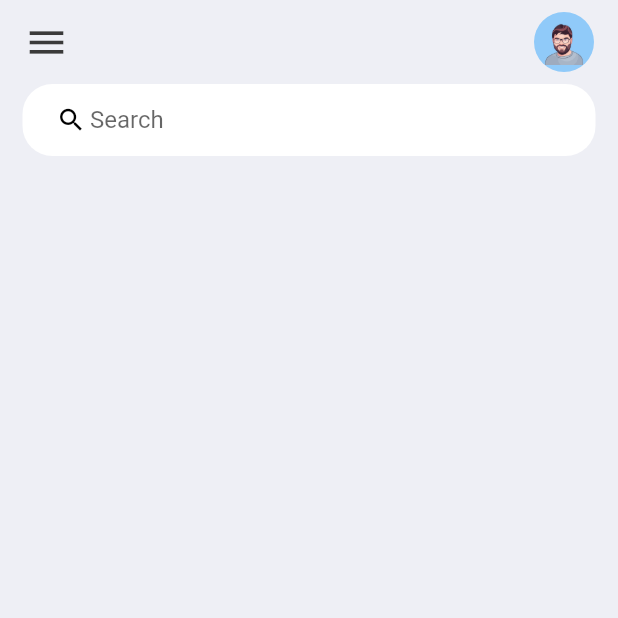
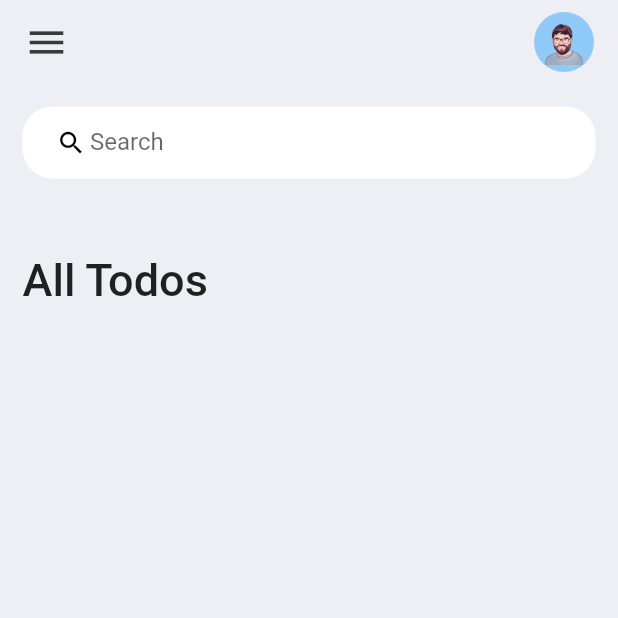
Before and after one commit to mehdigharibi/MyFlutterTodo, a Flutter app: the screen it shows after launch, on a phone screen of 412 x 824 dp, the top half of it. Run offline on Flutter 3.47's test engine with Material 2 defaults, Android fonts, the phone set to English and light mode, and no system bars.

Commit message:
add Todolabel Widget

```diff
--- a/lib/screens/home.dart
+++ b/lib/screens/home.dart
@@ -3,6 +3,7 @@ import 'package:flutter/services.dart';
 import 'package:mytodo/constants/colors.dart';
 import 'package:mytodo/widgets/appBar.dart';
 import 'package:mytodo/widgets/searchBox.dart';
+import 'package:mytodo/widgets/todoLabel.dart';
 
 class homeScreen extends StatefulWidget {
   const homeScreen({super.key});
@@ -22,10 +23,11 @@ class _homeScreenState extends State<homeScreen> {
         backgroundColor: TdBGcolor,
         appBar: buildAppbar(),
         body: Container(
-          padding: EdgeInsets.symmetric(horizontal: 15),
+          padding: EdgeInsets.symmetric(horizontal: 15, vertical: 15),
           child: Column(
             children: [
               searchBox(),
+              todoLabel(),
             ],
           ),
         ),
--- a/lib/widgets/searchBox.dart
+++ b/lib/widgets/searchBox.dart
@@ -1,6 +1,6 @@
 import 'package:flutter/material.dart';
 
-Container searchBox() {
+Widget searchBox() {
   return Container(
     padding: EdgeInsets.symmetric(horizontal: 20),
     decoration: BoxDecoration(
--- /dev/null
+++ b/lib/widgets/todoLabel.dart
@@ -0,0 +1,17 @@
+import 'package:flutter/material.dart';
+
+Widget todoLabel() {
+  return Expanded(
+    child: ListView(
+      children: [
+        Container(
+          margin: EdgeInsets.only(top: 50, bottom: 20),
+          child: Text(
+            'All Todos',
+            style: TextStyle(fontSize: 30, fontWeight: FontWeight.w500),
+          ),
+        )
+      ],
+    ),
+  );
+}
```
